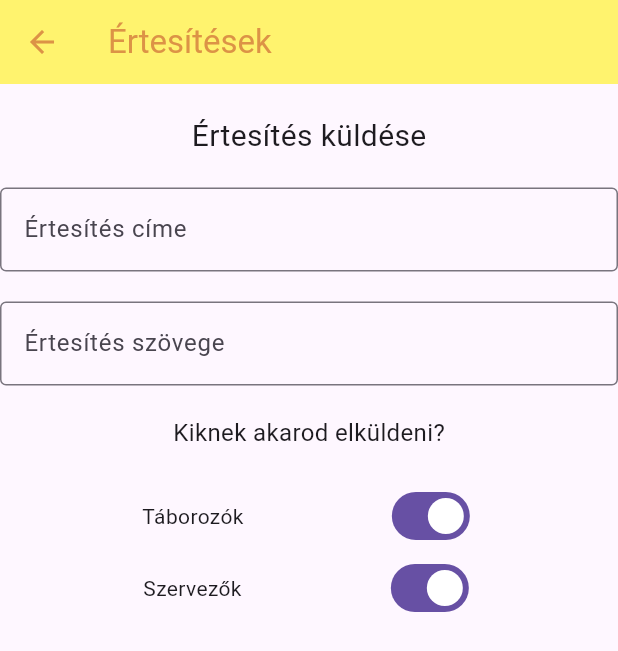
After one commit to TomiSzabo00/TiszAppFlutter, a Flutter app: the NotificationScreen screen opened directly, on a phone screen of 412 x 824 dp. The commit adds this screen. Shown: the top 651 px of the screen. Run offline on Flutter 3.47's test engine with Material 2 defaults, Android fonts, the phone set to English and light mode, and no system bars; our stand-ins replace auto_size_text, equatable, firebase_auth, firebase_core, firebase_database, firebase_messaging and 5 more; accounts and stored records are empty; network calls fail.

Commit message:
Add new screen to app

```diff
--- a/lib/main.dart
+++ b/lib/main.dart
@@ -6,6 +6,7 @@ import 'package:provider/provider.dart';
 import 'package:tiszapp_flutter/colors.dart';
 import 'package:tiszapp_flutter/viewmodels/karaoke/karaoke_basic_viewmodel.dart';
 import 'package:tiszapp_flutter/viewmodels/main_menu_viewmodel.dart';
+import 'package:tiszapp_flutter/viewmodels/notification_viewmodel.dart';
 import 'package:tiszapp_flutter/viewmodels/quiz_viewmodel.dart';
 import 'package:tiszapp_flutter/viewmodels/scores_viewmodel.dart';
 import 'package:tiszapp_flutter/viewmodels/songs_viewmodel.dart';
@@ -49,6 +50,7 @@ Future<void> main() async {
       ChangeNotifierProvider(create: (_) => WordleViewModel()),
       ChangeNotifierProvider(create: (_) => QuizViewModel()),
       ChangeNotifierProvider(create: (_) => KaraokeBasicViewModel()),
+      ChangeNotifierProvider(create: (_) => NotificationViewModel()),
     ], child: const MyApp()),
   );
 }
--- a/lib/models/main_menu/main_menu_button.dart
+++ b/lib/models/main_menu/main_menu_button.dart
@@ -38,6 +38,8 @@ class MainMenuButton {
         return 'Wordle';
         case MainMenuButtonType.menuButtons:
         return 'Főmenü gombok';
+      case MainMenuButtonType.notifications:
+        return 'Értesítések';
     }
   }
 
@@ -73,6 +75,8 @@ class MainMenuButton {
         return Icons.type_specimen;
       case MainMenuButtonType.menuButtons:
         return Icons.toggle_on_outlined;
+      case MainMenuButtonType.notifications:
+        return Icons.notifications;
     }
   }
 
--- a/lib/models/main_menu/main_menu_button_type.dart
+++ b/lib/models/main_menu/main_menu_button_type.dart
@@ -14,6 +14,7 @@ enum MainMenuButtonType {
   voting,
   wordle,
   menuButtons,
+  notifications,
 }
 
 extension RawValuesExtension on MainMenuButtonType {
@@ -32,6 +33,7 @@ extension RawValuesExtension on MainMenuButtonType {
     MainMenuButtonType.voting: 'voting',
     MainMenuButtonType.wordle: 'wordle',
     MainMenuButtonType.menuButtons: 'menu_buttons',
+    MainMenuButtonType.notifications: 'notifications',
   };
 
   String get rawValue => rawValues[this] ?? 'error';
--- /dev/null
+++ b/lib/viewmodels/notification_viewmodel.dart
@@ -0,0 +1,22 @@
+import 'package:firebase_database/firebase_database.dart';
+import 'package:flutter/material.dart';
+import 'package:tiszapp_flutter/helpers/try_cast.dart';
+
+class NotificationViewModel extends ChangeNotifier {
+  final titleController = TextEditingController();
+  final bodyController = TextEditingController();
+  List<bool> switches = List.empty(growable: true);
+
+  void initSwitches() {
+    final database = FirebaseDatabase.instance.ref();
+    database.child('number_of_teams').onValue.listen((event) {
+      if (event.snapshot.value == null) {
+        return;
+      }
+      // decode data
+      final data = tryCast<int>(event.snapshot.value) ?? 4;
+      switches = List.generate(data, (index) => false);
+      notifyListeners();
+    });
+  }
+}
--- /dev/null
+++ b/lib/views/notification_screen.dart
@@ -0,0 +1,71 @@
+import 'package:flutter/material.dart';
+import 'package:provider/provider.dart';
+import 'package:tiszapp_flutter/viewmodels/notification_viewmodel.dart';
+
+class NotificationScreen extends StatefulWidget {
+  const NotificationScreen({Key? key}) : super(key: key);
+
+  @override
+  State<NotificationScreen> createState() => _NotificationScreenState();
+}
+
+class _NotificationScreenState extends State<NotificationScreen> {
+  @override
+  void initState() {
+    super.initState();
+    Provider.of<NotificationViewModel>(context, listen: false).initSwitches();
+  }
+
+  @override
+  Widget build(BuildContext context) {
+    final viewModel = context.watch<NotificationViewModel>();
+    return Scaffold(
+        appBar: AppBar(title: const Text('Értesítések')),
+        body: Column(
+          children: [
+            const SizedBox(height: 20),
+            const Text('Értesítés küldése', style: TextStyle(fontSize: 20)),
+            const SizedBox(height: 20),
+            TextField(
+              controller: viewModel.titleController,
+              decoration: const InputDecoration(
+                border: OutlineInputBorder(),
+                hintText: 'Értesítés címe',
+              ),
+            ),
+            const SizedBox(height: 20),
+            TextField(
+              controller: viewModel.bodyController,
+              decoration: const InputDecoration(
+                border: OutlineInputBorder(),
+                hintText: 'Értesítés szövege',
+              ),
+            ),
+            const SizedBox(height: 20),
+            const Text('Kiknek akarod elküldeni?',
+                style: TextStyle(fontSize: 16)),
+            const SizedBox(height: 20),
+            Row(
+              mainAxisAlignment: MainAxisAlignment.spaceEvenly,
+              children: [
+                const Text('Táborozók'),
+                Switch(
+                  value: true,
+                  onChanged: (value) {},
+                ),
+              ],
+            ),
+            Row(
+              mainAxisAlignment: MainAxisAlignment.spaceEvenly,
+              children: [
+                const Text('Szervezők'),
+                Switch(
+                  value: true,
+                  onChanged: (value) {},
+                ),
+              ],
+            ),
+          ],
+        ));
+  }
+}
```
Also changed, not shown: lib/viewmodels/main_menu_viewmodel.dart (+10 -0 lines).
